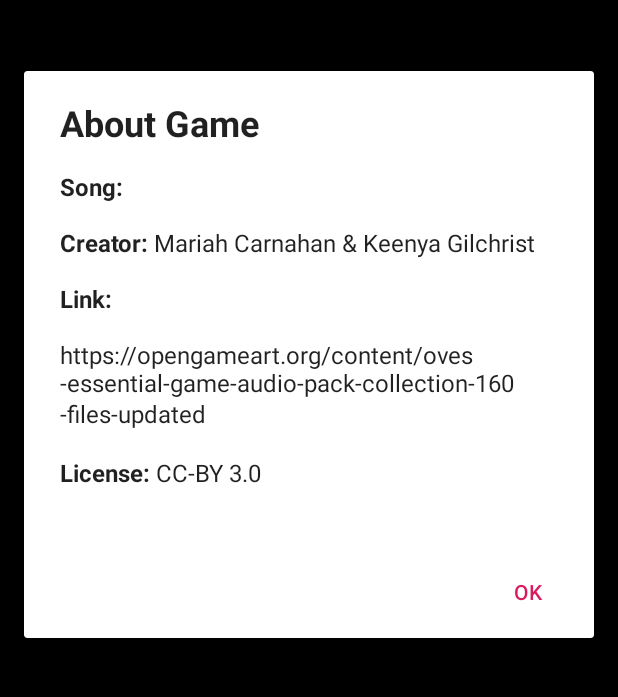
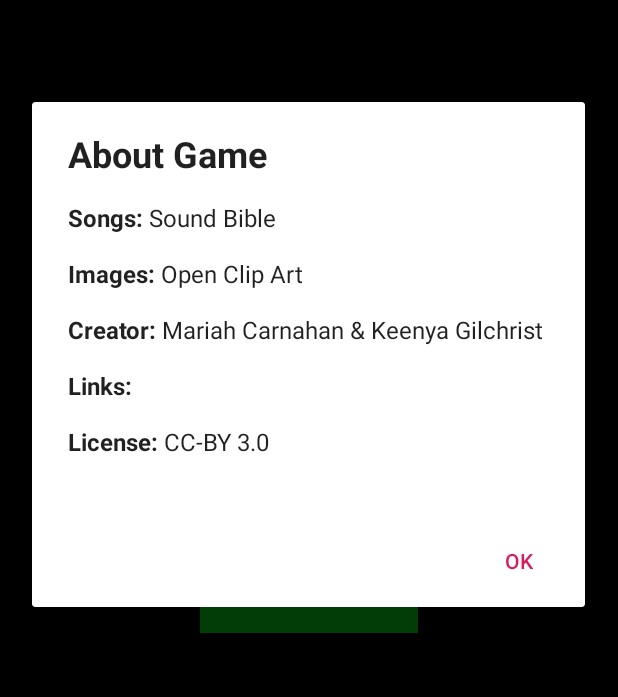
Before and after one commit to mcarnahan2/Simon, an Android app: the screen it shows after launch (MainActivity), after a tap on "ABOUT", on a phone screen of 412 x 824 dp, the part 263-960 px from its top. Run offline under Robolectric (Android 15) with nearby library versions, the phone set to English and light mode, and no system bars.

Commit message:
Added another sound.

```diff
--- a/app/src/main/java/edu/apsu/simon/MainActivity.java
+++ b/app/src/main/java/edu/apsu/simon/MainActivity.java
@@ -54,12 +54,12 @@ public class MainActivity extends AppCompatActivity {
         public void onClick(View v) {
             String message = "<html/>" +
                     "<h1> About Game </h1>" +
-                    "<p><b>Song:</b>  </p>" +
+                    "<p><b>Songs:</b> Sound Bible </p>" +
+                    "<p><b>Images:</b> Open Clip Art </p>" +
                     "<p><b>Creator:</b> Mariah Carnahan & Keenya Gilchrist </p>" +
-                    "<p><b>Link:</b> " +
-                    "<a href= ''>" +
-                    "</a></p>" +
-                    "https://opengameart.org/content/oves-essential-game-audio-pack-collection-160-files-updated" +
+                    "<p><b>Links:</b> " +
+                    "<a href= 'http://soundbible.com/'> </a>" +
+                    "<a href= 'https://openclipart.org'> </a> </p>" +
                     "<p><b>License:</b> CC-BY 3.0 </p>" +
                     "</html>";
 
```
Also changed, not shown: app/src/main/java/edu/apsu/simon/ClassicActivity.java (+16 -5 lines), app/src/main/java/edu/apsu/simon/SurpriseActivity.java (+16 -2 lines), 1 other file.
